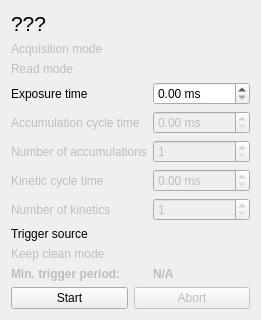
Old version of the form code/cam_full/acq_control.ui in the repository gsehrlich/diffusive-ta.
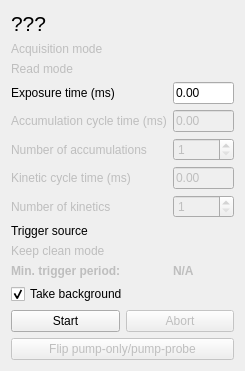
New version of the form.

Commit message: Finished off a few things to get Newton working. iDus crashing after 5ish seconds every time I try to take an acquisition

Patch:
```diff
--- a/code/cam_full/acq_control.ui
+++ b/code/cam_full/acq_control.ui
@@ -6,8 +6,8 @@
    <rect>
     <x>0</x>
     <y>0</y>
-    <width>227</width>
-    <height>301</height>
+    <width>233</width>
+    <height>353</height>
    </rect>
   </property>
   <property name="windowTitle">
@@ -51,20 +51,7 @@
      <item row="2" column="0">
       <widget class="QLabel" name="label_4">
        <property name="text">
-        <string>Exposure time</string>
-       </property>
-      </widget>
-     </item>
-     <item row="2" column="1">
-      <widget class="QDoubleSpinBox" name="exposureTimeSpinBox">
-       <property name="suffix">
-        <string> ms</string>
-       </property>
-       <property name="decimals">
-        <number>2</number>
-       </property>
-       <property name="maximum">
-        <double>10000.000000000000000</double>
+        <string>Exposure time (ms)</string>
        </property>
       </widget>
      </item>
@@ -74,23 +61,7 @@
         <bool>false</bool>
        </property>
        <property name="text">
-        <string>Accumulation cycle time</string>
-       </property>
-      </widget>
-     </item>
-     <item row="3" column="1">
-      <widget class="QDoubleSpinBox" name="accumTimeSpinBox">
-       <property name="enabled">
-        <bool>false</bool>
-       </property>
-       <property name="suffix">
-        <string> ms</string>
-       </property>
-       <property name="decimals">
-        <number>2</number>
-       </property>
-       <property name="maximum">
-        <double>10000.000000000000000</double>
+        <string>Accumulation cycle time (ms)</string>
        </property>
       </widget>
      </item>
@@ -100,23 +71,7 @@
         <bool>false</bool>
        </property>
        <property name="text">
-        <string>Kinetic cycle time</string>
-       </property>
-      </widget>
-     </item>
-     <item row="5" column="1">
-      <widget class="QDoubleSpinBox" name="kinTimeSpinBox">
-       <property name="enabled">
-        <bool>false</bool>
-       </property>
-       <property name="suffix">
-        <string> ms</string>
-       </property>
-       <property name="decimals">
-        <number>2</number>
-       </property>
-       <property name="maximum">
-        <double>10000.000000000000000</double>
+        <string>Kinetic cycle time (ms)</string>
        </property>
       </widget>
      </item>
@@ -215,8 +170,48 @@
        </property>
       </widget>
      </item>
+     <item row="2" column="1">
+      <widget class="QLineEdit" name="exposureTimeLineEdit">
+       <property name="text">
+        <string>0.00</string>
+       </property>
+       <property name="placeholderText">
+        <string/>
+       </property>
+      </widget>
+     </item>
+     <item row="3" column="1">
+      <widget class="QLineEdit" name="accumTimeLineEdit">
+       <property name="enabled">
+        <bool>false</bool>
+       </property>
+       <property name="text">
+        <string>0.00</string>
+       </property>
+      </widget>
+     </item>
+     <item row="5" column="1">
+      <widget class="QLineEdit" name="kinTimeLineEdit">
+       <property name="enabled">
+        <bool>false</bool>
+       </property>
+       <property name="text">
+        <string>0.00</string>
+       </property>
+      </widget>
+     </item>
     </layout>
    </item>
+   <item>
+    <widget class="QCheckBox" name="takeBackgroundCheckBox">
+     <property name="text">
+      <string>Take background</string>
+     </property>
+     <property name="checked">
+      <bool>true</bool>
+     </property>
+    </widget>
+   </item>
    <item>
     <layout class="QHBoxLayout" name="horizontalLayout">
      <item>
@@ -238,6 +233,16 @@
      </item>
     </layout>
    </item>
+   <item>
+    <widget class="QPushButton" name="flipPumpOnlyPumpProbeButton">
+     <property name="enabled">
+      <bool>false</bool>
+     </property>
+     <property name="text">
+      <string>Flip pump-only/pump-probe</string>
+     </property>
+    </widget>
+   </item>
   </layout>
  </widget>
  <resources/>
```
The commit also changes 12 other files.
